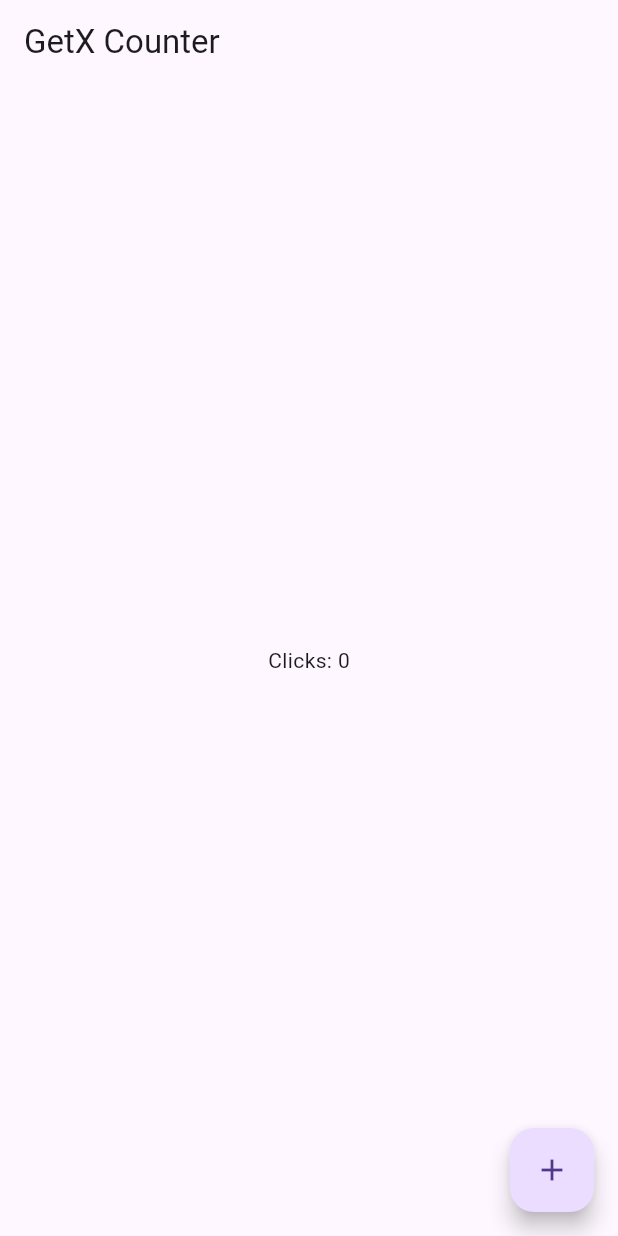
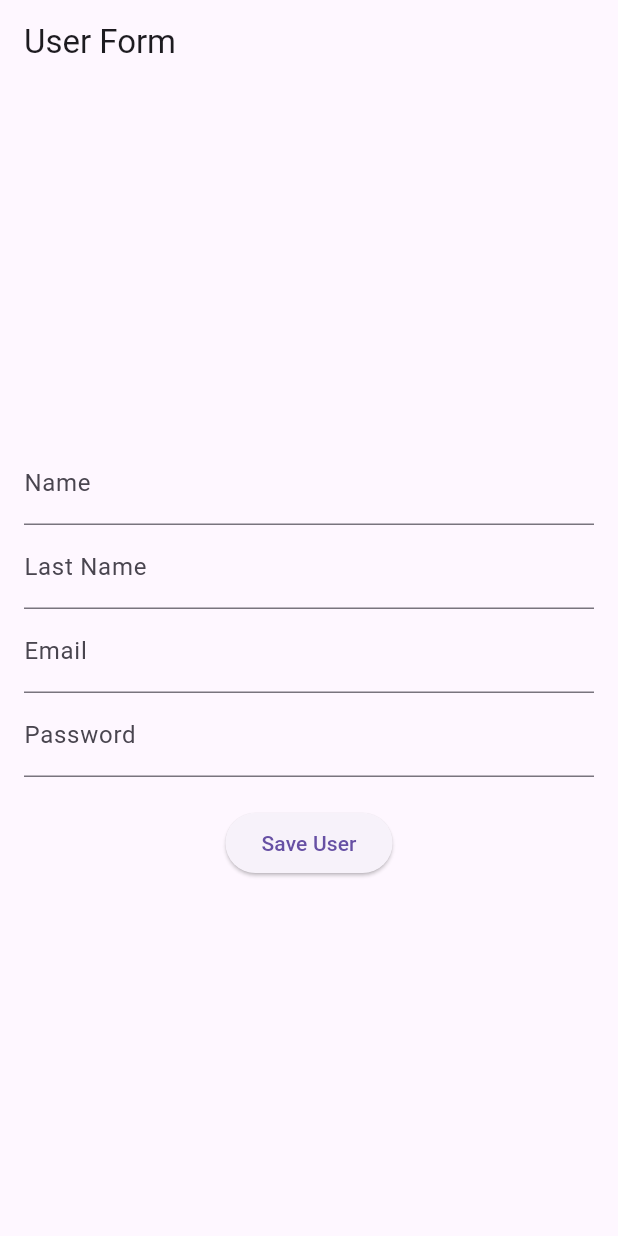
Before and after one commit to sheyls/Sales-App-flutter, a Flutter app: the screen it shows after launch, on a phone screen of 412 x 824 dp. Run offline on Flutter 3.47's test engine with Material 3 defaults, Android fonts, the phone set to English and light mode, and no system bars; our stand-ins replace get, get_storage; accounts and stored records are empty.

Commit message:
Add user model and user form

```diff
--- a/lib/bindings/counter_binding.dart
+++ /dev/null
@@ -1,13 +0,0 @@
-// lib/bindings/counter_binding.dart
-import 'package:get/get.dart';
-import 'package:induccion_flutter/controllers/counter_controller.dart';
-import 'package:induccion_flutter/repositories/counter_repository.dart';
-import 'package:induccion_flutter/repositories/icounter_repository.dart';
-
-class CounterBinding extends Bindings {
-  @override
-  void dependencies() {
-    Get.lazyPut<ICounterRepository>(() => CounterRepository());
-    Get.lazyPut(() => CounterController(Get.find()));
-  }
-}
--- /dev/null
+++ b/lib/bindings/user_binding.dart
@@ -0,0 +1,11 @@
+import 'package:get/get.dart';
+import 'package:induccion_flutter/controllers/user_controller.dart';
+import 'package:induccion_flutter/repositories/user_repository.dart';
+
+class UserBinding extends Bindings {
+  @override
+  void dependencies() {
+    Get.lazyPut<IUserRepository>(() => UserRepository());
+    Get.lazyPut(() => UserController(userRepository: Get.find()));
+  }
+}
--- a/lib/controllers/counter_controller.dart
+++ /dev/null
@@ -1,22 +0,0 @@
-// lib/controllers/counter_controller.dart
-import 'package:get/get.dart';
-import 'package:induccion_flutter/repositories/icounter_repository.dart';
-
-class CounterController extends GetxController {
-  final ICounterRepository repository;
-
-  CounterController(this.repository);
-
-  var count = 0.obs;
-
-  void increment() {
-    count++;
-    repository.setCount(count.value);
-  }
-
-  @override
-  void onInit() {
-    super.onInit();
-    repository.getCount().then((value) => count.value = value);
-  }
-}
--- /dev/null
+++ b/lib/controllers/user_controller.dart
@@ -0,0 +1,25 @@
+import 'package:get/get.dart';
+import 'package:induccion_flutter/models/user_model.dart';
+import 'package:induccion_flutter/repositories/user_repository.dart';
+
+class UserController extends GetxController {
+  final IUserRepository userRepository;
+
+  var user = Rx<User?>(null);
+
+  UserController({required this.userRepository});
+
+  Future<void> saveUser(User user) async {
+    await userRepository.saveUser(user);
+    this.user.value = user;
+  }
+
+  Future<void> loadUser() async {
+    user.value = await userRepository.getUser();
+  }
+
+  Future<void> deleteUser() async {
+    await userRepository.deleteUser();
+    user.value = null;
+  }
+}
--- a/lib/main.dart
+++ b/lib/main.dart
@@ -1,9 +1,8 @@
-// lib/main.dart
 import 'package:flutter/material.dart';
 import 'package:get/get.dart';
-import 'package:induccion_flutter/bindings/counter_binding.dart';
-import 'package:induccion_flutter/views/counter_page.dart';
 import 'package:get_storage/get_storage.dart';
+import 'bindings/user_binding.dart';
+import 'views/user_form_page.dart';
 
 void main() async {
   await GetStorage.init();
@@ -14,8 +13,11 @@ class MyApp extends StatelessWidget {
   @override
   Widget build(BuildContext context) {
     return GetMaterialApp(
-      initialBinding: CounterBinding(),
-      home: CounterPage(),
+      initialBinding: UserBinding(),
+      initialRoute: '/user_form',
+      getPages: [
+        GetPage(name: '/user_form', page: () => UserFormPage(), binding: UserBinding()),
+      ],
     );
   }
 }
--- /dev/null
+++ b/lib/models/user_model.dart
@@ -0,0 +1,31 @@
+class User {
+  String name;
+  String lastName;
+  String email;
+  String password;
+  String? token;
+
+  User({
+    required this.name,
+    required this.lastName,
+    required this.email,
+    required this.password,
+    this.token,
+  });
+
+  factory User.fromJson(Map<String, dynamic> json) => User(
+    name: json['name'],
+    lastName: json['lastName'],
+    email: json['email'],
+    password: json['password'],
+    token: json['token'],
+  );
+
+  Map<String, dynamic> toJson() => {
+    'name': name,
+    'lastName': lastName,
+    'email': email,
+    'password': password,
+    'token': token,
+  };
+}
--- a/lib/repositories/counter_repository.dart
+++ /dev/null
@@ -1,17 +0,0 @@
-// lib/repositories/counter_repository.dart
-import 'package:get_storage/get_storage.dart';
-import 'icounter_repository.dart';
-
-class CounterRepository implements ICounterRepository {
-  final storage = GetStorage();
-
-  @override
-  Future<int> getCount() async {
-    return storage.read('count') ?? 0;
-  }
-
-  @override
-  Future<void> setCount(int count) async {
-    await storage.write('count', count);
-  }
-}
--- /dev/null
+++ b/lib/repositories/user_repository.dart
@@ -0,0 +1,31 @@
+import 'package:get_storage/get_storage.dart';
+import 'package:induccion_flutter/models/user_model.dart';
+
+abstract class IUserRepository {
+  Future<void> saveUser(User user);
+  Future<User?> getUser();
+  Future<void> deleteUser();
+}
+
+class UserRepository implements IUserRepository {
+  final GetStorage storage = GetStorage();
+
+  @override
+  Future<void> saveUser(User user) async {
+    await storage.write('user', user.toJson());
+  }
+
+  @override
+  Future<User?> getUser() async {
+    final data = storage.read('user');
+    if (data != null) {
+      return User.fromJson(data);
+    }
+    return null;
+  }
+
+  @override
+  Future<void> deleteUser() async {
+    await storage.remove('user');
+  }
+}
--- a/lib/views/counter_page.dart
+++ /dev/null
@@ -1,22 +0,0 @@
-// lib/views/counter_page.dart
-import 'package:flutter/material.dart';
-import 'package:get/get.dart';
-import 'package:induccion_flutter/controllers/counter_controller.dart';
-
-class CounterPage extends StatelessWidget {
-  @override
-  Widget build(BuildContext context) {
-    final CounterController c = Get.find();
-
-    return Scaffold(
-      appBar: AppBar(title: Text('GetX Counter')),
-      body: Center(
-        child: Obx(() => Text('Clicks: ${c.count}')),
-      ),
-      floatingActionButton: FloatingActionButton(
-        onPressed: c.increment,
-        child: Icon(Icons.add),
-      ),
-    );
-  }
-}
--- /dev/null
+++ b/lib/views/user_form_page.dart
@@ -0,0 +1,58 @@
+import 'package:flutter/material.dart';
+import 'package:get/get.dart';
+import 'package:induccion_flutter/controllers/user_controller.dart';
+import 'package:induccion_flutter/models/user_model.dart';
+
+class UserFormPage extends StatelessWidget {
+  final UserController userController = Get.find<UserController>();
+  final TextEditingController nameController = TextEditingController();
+  final TextEditingController lastNameController = TextEditingController();
+  final TextEditingController emailController = TextEditingController();
+  final TextEditingController passwordController = TextEditingController();
+
+  @override
+  Widget build(BuildContext context) {
+    return Scaffold(
+      appBar: AppBar(title: Text("User Form")),
+      body: Padding(
+        padding: const EdgeInsets.all(16.0),
+        child: Column(
+          mainAxisAlignment: MainAxisAlignment.center,
+          children: [
+            TextField(
+              controller: nameController,
+              decoration: InputDecoration(labelText: 'Name'),
+            ),
+            TextField(
+              controller: lastNameController,
+              decoration: InputDecoration(labelText: 'Last Name'),
+            ),
+            TextField(
+              controller: emailController,
+              decoration: InputDecoration(labelText: 'Email'),
+            ),
+            TextField(
+              controller: passwordController,
+              decoration: InputDecoration(labelText: 'Password'),
+              obscureText: true,
+            ),
+            SizedBox(height: 20),
+            ElevatedButton(
+              onPressed: () {
+                User user = User(
+                  name: nameController.text,
+                  lastName: lastNameController.text,
+                  email: emailController.text,
+                  password: passwordController.text,
+                );
+                userController.saveUser(user);
+                Get.snackbar("Success", "User saved successfully!");
+              },
+              child: Text("Save User"),
+            ),
+          ],
+        ),
+      ),
+    );
+  }
+}
```
